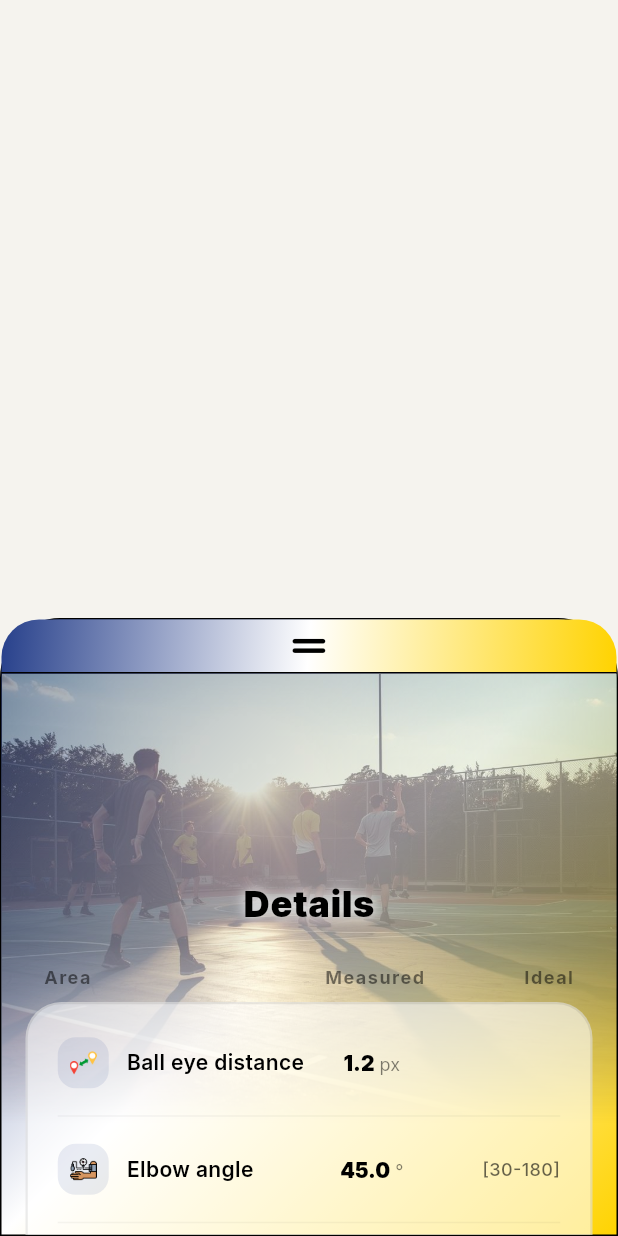
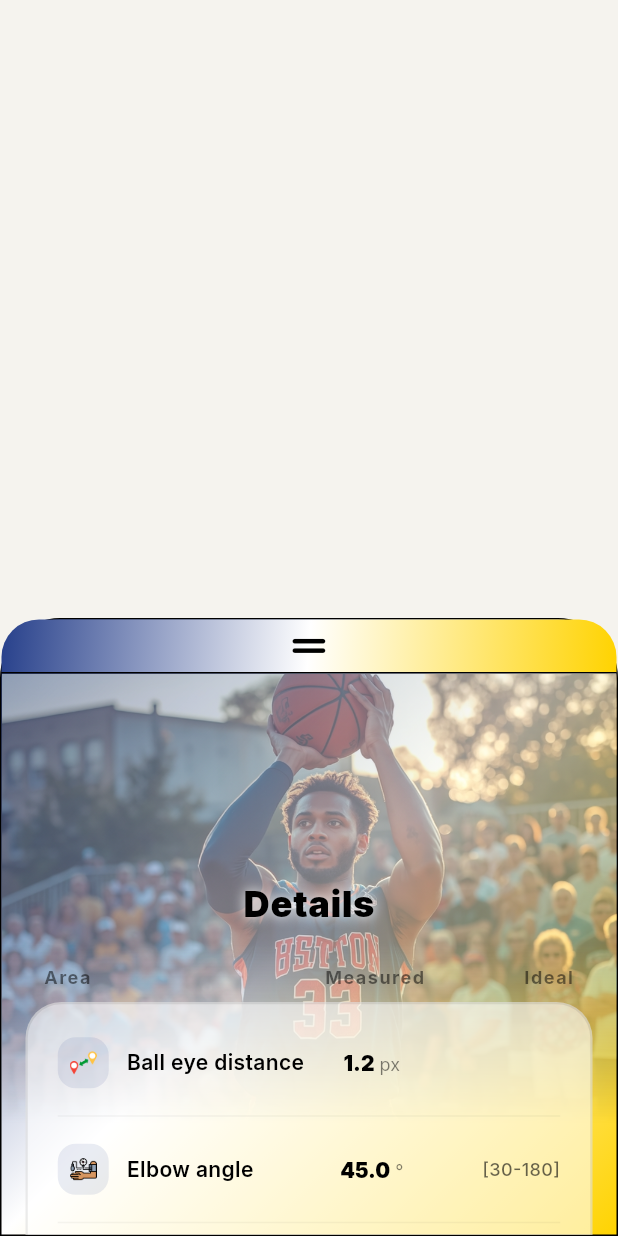
Before and after one commit to slim71/SwishLab, a Flutter app: the SectionDetails widget shown alone on an empty page, opened directly, on a phone screen of 412 x 824 dp. Run offline on Flutter 3.47's test engine with Material 3 defaults, Android fonts, the phone set to English and light mode, and no system bars; our stand-ins replace dio, easy_debounce, email_validator, fl_chart, flutter_animate, flutter_dotenv and 11 more; missing offline and left inert: flutter_md, widgetbook, widgetbook_annotation; accounts and stored records are empty; network calls fail.

Commit message:
New details images

```diff
--- a/lib/widgets/section_details.dart
+++ b/lib/widgets/section_details.dart
@@ -131,14 +131,32 @@ class _SectionDetailsState extends ConsumerState<SectionDetails> {
                                       child: Image.asset(
                                         (() {
                                           final section = widget.sectionJson['section']?.toString().toLowerCase() ?? '';
-                                          if (section.contains('side')) return 'assets/images/ai_side.png';
-                                          if (section.contains('front')) return 'assets/images/ai_front.jpg';
-                                          if (section.contains('jump')) return 'assets/images/gs_4.png';
-                                          return 'assets/images/ai_general.jpg';
+                                          final fileName = section.replaceAll(' ', '_');
+
+                                          // Map of section filenames to their specific extensions based on assets/images
+                                          final Map<String, String> extensions = {
+                                            'jump': 'png',
+                                            'set_point': 'png',
+                                            'shot_path': 'png',
+                                            'elbow_position': 'png',
+                                            'feet_direction': 'jpg',
+                                            'follow_through': 'png',
+                                          };
+
+                                          final ext = extensions[fileName] ?? 'jpg';
+                                          return 'assets/images/$fileName.$ext';
                                         })(),
                                         height: 300,
                                         width: double.infinity,
                                         fit: BoxFit.cover,
+                                        errorBuilder: (context, error, stackTrace) {
+                                          return Image.asset(
+                                            'assets/images/ai_general.jpg',
+                                            height: 300,
+                                            width: double.infinity,
+                                            fit: BoxFit.cover,
+                                          );
+                                        },
                                       ),
                                     ),
                                   ),
```
Also changed, not shown: assets/images/elbow_position.png (added), assets/images/feet_direction.jpg (added), assets/images/follow_through.png (added), assets/images/jump.png (added), assets/images/set_point.png (added), assets/images/shot_path.png (added).
